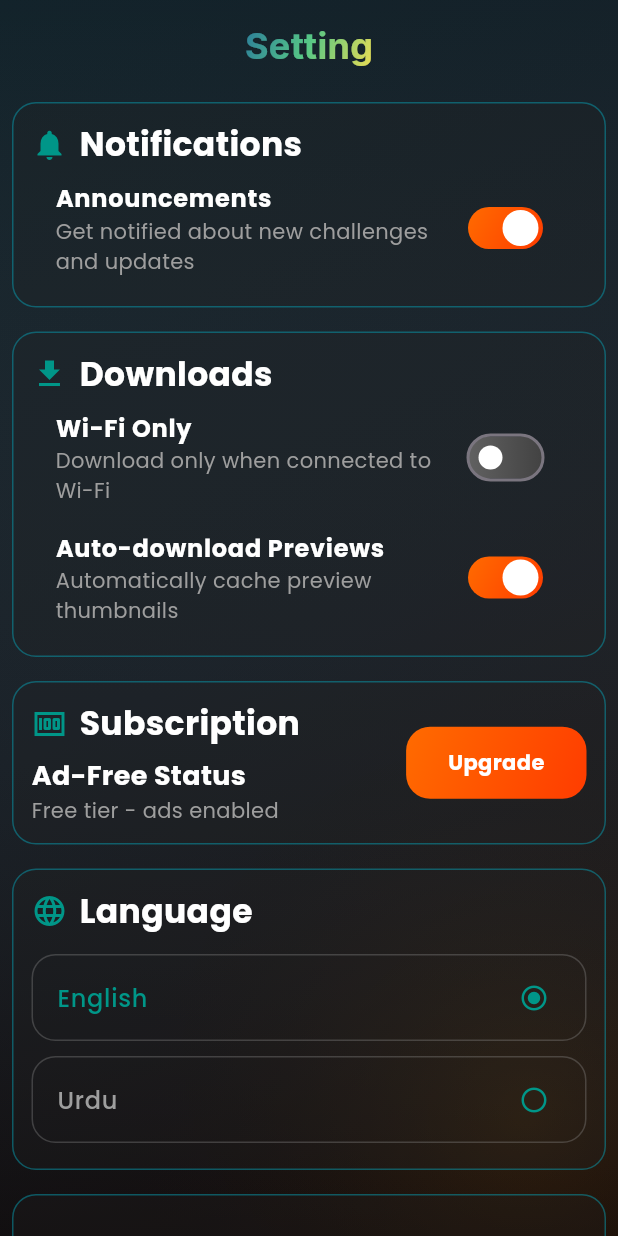
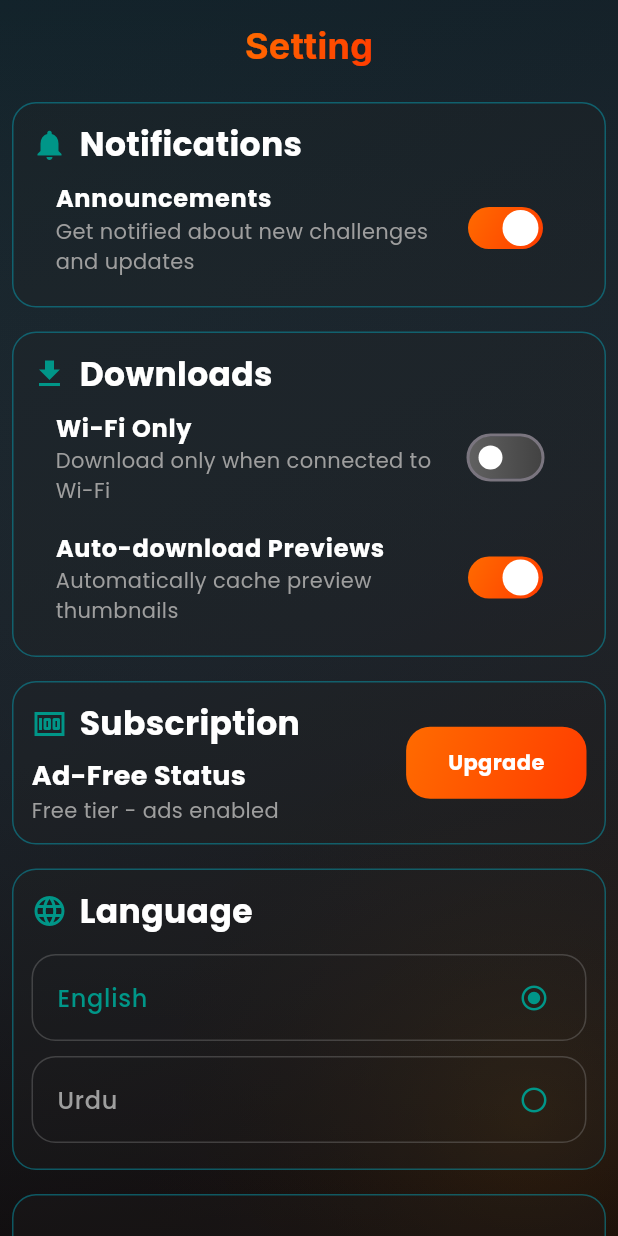
Before and after one commit to fwdAndroid/cgheven, a Flutter app: the SettingScreen screen opened directly, on a phone screen of 412 x 824 dp. Run offline on Flutter 3.47's test engine with Material 3 defaults, Android fonts, the phone set to English and light mode, and no system bars; our stand-ins replace cached_network_image, cloud_firestore, firebase_analytics, firebase_auth, firebase_core, flutter_animate and 9 more; accounts and stored records are empty; network calls fail.

```diff
--- a/lib/screens/main/pages/profile_screen.dart
+++ b/lib/screens/main/pages/profile_screen.dart
@@ -130,9 +130,9 @@ class _ProfileScreenState extends State<ProfileScreen> {
             fontSize: 32,
             fontWeight: FontWeight.bold,
             foreground: Paint()
-              ..shader = const LinearGradient(
-                colors: [Color(0xFF14B8A6), Color(0xFFF97316)],
-              ).createShader(Rect.fromLTWH(0.0, 0.0, 200.0, 70.0)),
+              ..shader = AppTheme.fireGradient.createShader(
+                Rect.fromLTWH(0.0, 0.0, 200.0, 70.0),
+              ),
           ),
         ),
         const SizedBox(height: 8),
--- a/lib/screens/main/pages/setting_screen.dart
+++ b/lib/screens/main/pages/setting_screen.dart
@@ -91,15 +91,8 @@ class _SettingScreenState extends State<SettingScreen> {
                     height: 60,
                     alignment: Alignment.center,
                     child: ShaderMask(
-                      shaderCallback: (bounds) => const LinearGradient(
-                        colors: [
-                          Color(0xFF2A7B9B), // teal-ish
-                          Color(0xFF57C785), // green-ish
-                          Color(0xFFEDDD53), // yellow-ish
-                        ],
-                        begin: Alignment.topLeft,
-                        end: Alignment.bottomRight,
-                      ).createShader(bounds),
+                      shaderCallback: (bounds) =>
+                          AppTheme.fireGradient.createShader(bounds),
                       child: Text(
                         languageProvider.localizedStrings['Setting'] ??
                             "Setting",
```
Also changed, not shown: lib/screens/main/pages/discovery_screen.dart (+3 -6 lines).
